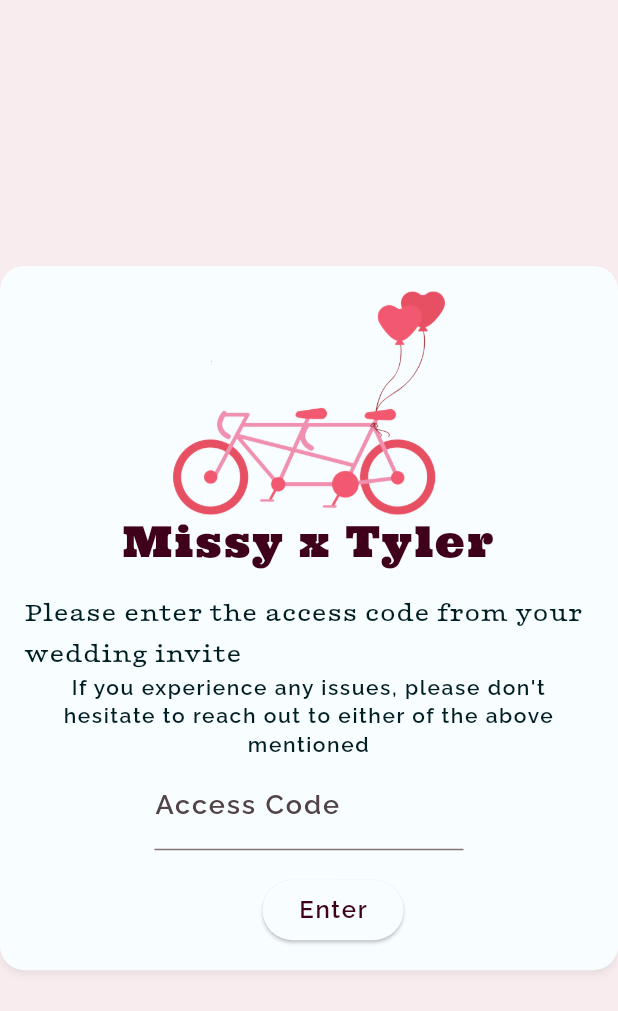
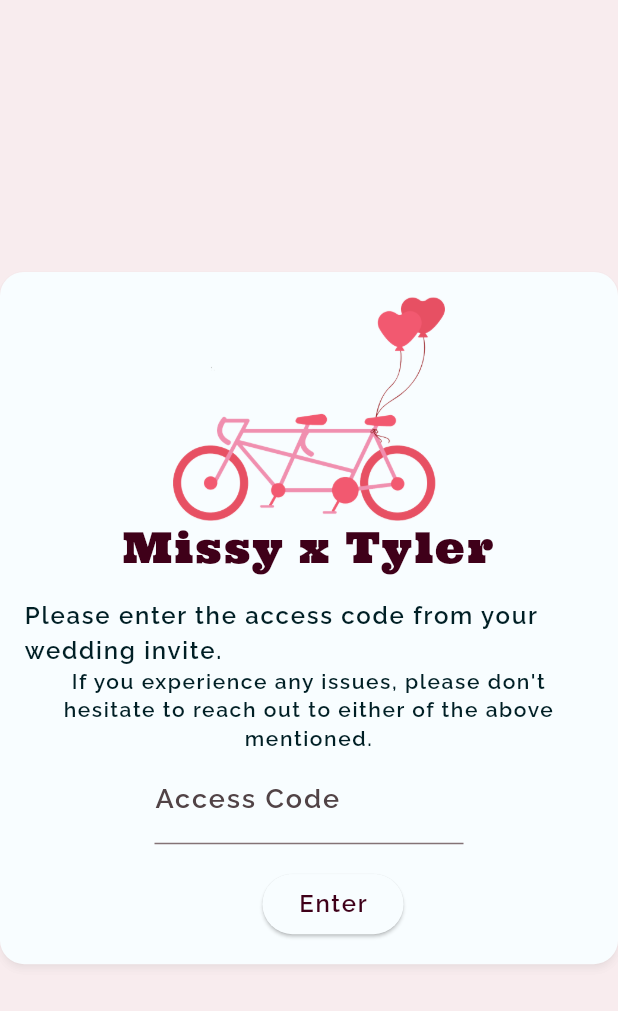
Before and after one commit to TNorbury/wedding_site, a Flutter app: the screen it shows after launch, on a phone screen of 412 x 824 dp. Shown: the top 1011 px of the screen. Run offline on Flutter 3.47's test engine with Material 3 defaults, Android fonts, the light colour scheme and no system bars; our stand-ins replace cloud_firestore, firebase_core, flutter_riverpod, freezed_annotation, go_router, localstorage; accounts and stored records are empty; generated files the repository leaves out were written again.

Commit message:
fix lock page

```diff
--- a/lib/routes/lock_page/lock_page.dart
+++ b/lib/routes/lock_page/lock_page.dart
@@ -95,13 +95,16 @@ class _LockPageState extends ConsumerState<LockPage> {
                   ),
                   const SizedBox(height: 16),
                   Text(
-                    "Please enter the access code from your wedding invite",
-                    style: textThemeOf(context).titleMedium,
+                    "Please enter the access code from your wedding invite.",
+                    style: textThemeOf(context).bodyMedium,
                   ),
-                  Text(
-                    "If you experience any issues, please don't hesitate to reach out to either of the above mentioned",
-                    style: textThemeOf(context).bodySmall,
-                    textAlign: TextAlign.center,
+                  Padding(
+                    padding: const EdgeInsets.symmetric(horizontal: 16.0),
+                    child: Text(
+                      "If you experience any issues, please don't hesitate to reach out to either of the above mentioned.",
+                      style: textThemeOf(context).bodySmall,
+                      textAlign: TextAlign.center,
+                    ),
                   ),
                   SizedBox(
                     width: c.maxWidth * .5,
```
